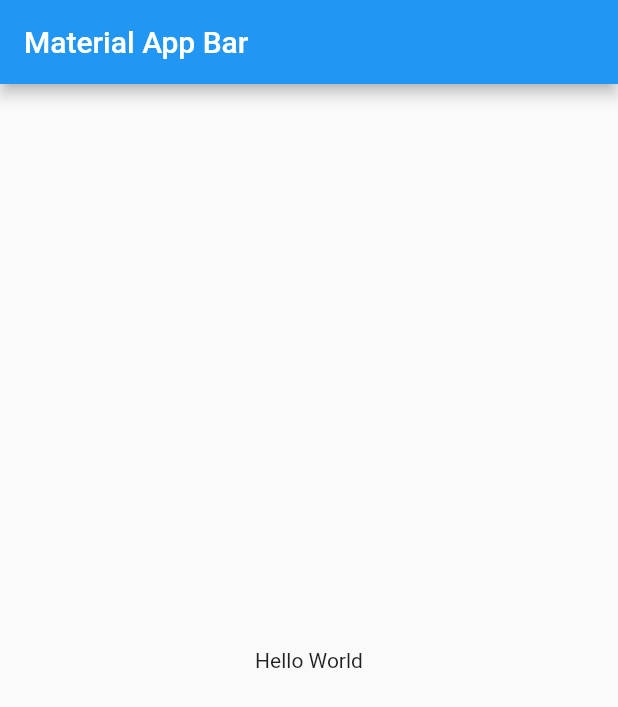
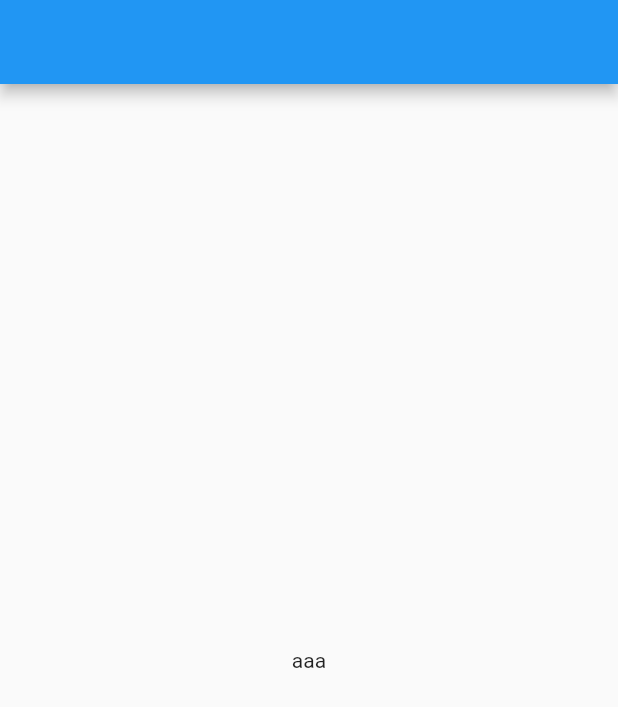
Before and after one commit to paulveliz/flutter-band-names, a Flutter app: the screen it shows after launch, on a phone screen of 412 x 824 dp. Shown: the top 707 px of the screen. Run offline on Flutter 3.47's test engine with Material 2 defaults, Android fonts, the phone set to English and light mode, and no system bars.

Commit message:
Home page & Band Model
- Se implemento la pagina de inicio y se creo el band model.

```diff
--- a/lib/main.dart
+++ b/lib/main.dart
@@ -1,3 +1,4 @@
+import 'package:bandnamesapp/src/pages/home.dart';
 import 'package:flutter/material.dart';
 
 void main() => runApp(MyApp());
@@ -6,17 +7,12 @@ class MyApp extends StatelessWidget {
   @override
   Widget build(BuildContext context) {
     return MaterialApp(
+      debugShowCheckedModeBanner: false,
       title: 'Material App',
-      home: Scaffold(
-        appBar: AppBar(
-          title: Text('Material App Bar'),
-        ),
-        body: Center(
-          child: Container(
-            child: Text('Hello World'),
-          ),
-        ),
-      ),
+      initialRoute: 'home',
+      routes: <String, WidgetBuilder>{
+        'home': (BuildContext context) => Home(),
+      },
     );
   }
 }
--- /dev/null
+++ b/lib/src/pages/home.dart
@@ -0,0 +1,15 @@
+import 'package:flutter/material.dart';
+
+class Home extends StatelessWidget {
+  const Home({Key key}) : super(key: key);
+
+  @override
+  Widget build(BuildContext context) {
+    return Scaffold(
+      appBar: AppBar(),
+      body: Container(
+        child: Center(child: Text('aaa'),),
+      ),
+    );
+  }
+}
```
Also changed, not shown: lib/src/models/band.dart (added, +19 -0 lines), 1 other file.
